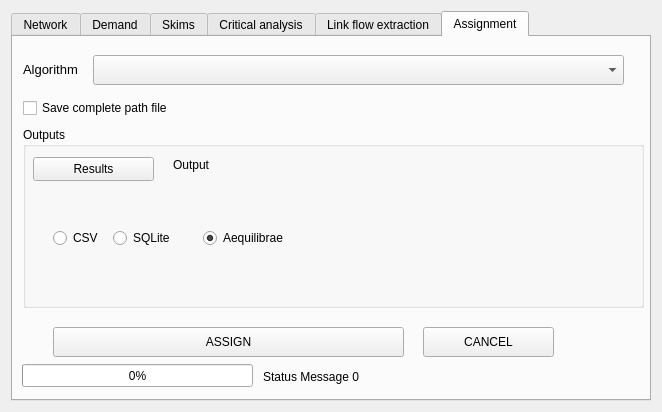
Old version of the form paths_procedures/forms/ui_traffic_assignment.ui in the repository AequilibraE/qaequilibrae.
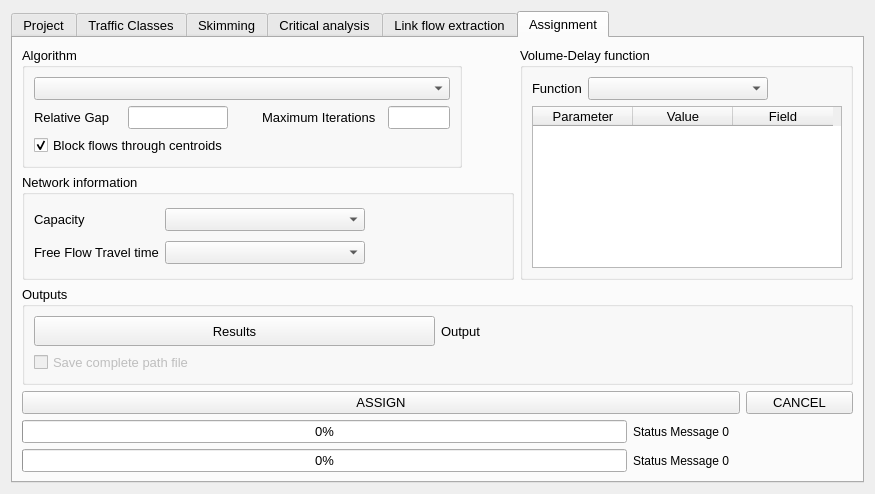
New version of the form. The open tabs and pages were chosen to show the change.

Commit message: Traffic assignment

Diff of the .ui file:
```diff
--- a/paths_procedures/forms/ui_traffic_assignment.ui
+++ b/paths_procedures/forms/ui_traffic_assignment.ui
@@ -9,22 +9,36 @@
    <rect>
     <x>0</x>
     <y>0</y>
-    <width>662</width>
-    <height>412</height>
+    <width>875</width>
+    <height>494</height>
    </rect>
   </property>
+  <property name="minimumSize">
+   <size>
+    <width>875</width>
+    <height>0</height>
+   </size>
+  </property>
+  <property name="font">
+   <font>
+    <pointsize>10</pointsize>
+   </font>
+  </property>
   <property name="windowTitle">
    <string>AequilibraE - Traffic Assignment toolbox</string>
   </property>
   <property name="modal">
    <bool>true</bool>
   </property>
-  <layout class="QGridLayout" name="gridLayout">
-   <item row="0" column="0">
+  <layout class="QVBoxLayout" name="verticalLayout">
+   <item>
     <widget class="QTabWidget" name="tabWidget">
+     <property name="enabled">
+      <bool>true</bool>
+     </property>
      <property name="font">
       <font>
-       <pointsize>9</pointsize>
+       <pointsize>10</pointsize>
       </font>
      </property>
      <property name="currentIndex">
@@ -32,67 +46,11 @@
      </property>
      <widget class="QWidget" name="tab_2">
       <attribute name="title">
-       <string>Network</string>
+       <string>Project</string>
       </attribute>
       <layout class="QGridLayout" name="gridLayout_3">
-       <item row="0" column="0" colspan="2">
-        <widget class="QFrame" name="frame">
-         <property name="frameShape">
-          <enum>QFrame::StyledPanel</enum>
-         </property>
-         <property name="frameShadow">
-          <enum>QFrame::Raised</enum>
-         </property>
-         <layout class="QGridLayout" name="gridLayout_2">
-          <item row="0" column="1">
-           <widget class="QLabel" name="lbl_graphfile">
-            <property name="font">
-             <font>
-              <pointsize>10</pointsize>
-             </font>
-            </property>
-            <property name="text">
-             <string>Load graph *.aeg</string>
-            </property>
-            <property name="alignment">
-             <set>Qt::AlignLeading|Qt::AlignLeft|Qt::AlignVCenter</set>
-            </property>
-            <property name="wordWrap">
-             <bool>true</bool>
-            </property>
-           </widget>
-          </item>
-          <item row="0" column="0">
-           <widget class="QPushButton" name="load_graph_from_file">
-            <property name="maximumSize">
-             <size>
-              <width>100</width>
-              <height>16777215</height>
-             </size>
-            </property>
-            <property name="text">
-             <string>Load Graph</string>
-            </property>
-           </widget>
-          </item>
-         </layout>
-        </widget>
-       </item>
-       <item row="1" column="0">
-        <spacer name="verticalSpacer">
-         <property name="orientation">
-          <enum>Qt::Vertical</enum>
-         </property>
-         <property name="sizeHint" stdset="0">
-          <size>
-           <width>20</width>
-           <height>108</height>
-          </size>
-         </property>
-        </spacer>
-       </item>
-       <item row="1" column="1" rowspan="4">
-        <widget class="QTableWidget" name="graph_properties_table">
+       <item row="0" column="0" rowspan="2">
+        <widget class="QTableWidget" name="tbl_project_properties">
          <column>
           <property name="text">
            <string>Property</string>
@@ -142,9 +100,9 @@
      </widget>
      <widget class="QWidget" name="widget">
       <attribute name="title">
-       <string>Demand</string>
+       <string>Traffic Classes</string>
       </attribute>
-      <layout class="QGridLayout" name="gridLayout_4">
+      <layout class="QGridLayout" name="gridLayout_10">
        <item row="0" column="0">
         <widget class="QPushButton" name="but_load_new_matrix">
          <property name="font">
@@ -245,9 +203,9 @@
      </widget>
      <widget class="QWidget" name="tab_4">
       <attribute name="title">
-       <string>Skims</string>
+       <string>Skimming</string>
       </attribute>
-      <layout class="QGridLayout" name="gridLayout_5">
+      <layout class="QGridLayout" name="gridLayout_8">
        <item row="0" column="0">
         <widget class="QLabel" name="lblnodematch_12">
          <property name="font">
@@ -257,9 +215,81 @@
            <bold>true</bold>
           </font>
          </property>
-         <property name="text">
-          <string>Skims to compute</string>
-         </property>
+         <layout class="QGridLayout" name="gridLayout">
+          <item row="0" column="2">
+           <spacer name="horizontalSpacer">
+            <property name="orientation">
+             <enum>Qt::Horizontal</enum>
+            </property>
+            <property name="sizeHint" stdset="0">
+             <size>
+              <width>40</width>
+              <height>20</height>
+             </size>
+            </property>
+           </spacer>
+          </item>
+          <item row="0" column="3">
+           <widget class="QLabel" name="label_9">
+            <property name="text">
+             <string>Mode</string>
+            </property>
+           </widget>
+          </item>
+          <item row="0" column="1">
+           <widget class="QComboBox" name="cob_skims_available">
+            <property name="minimumSize">
+             <size>
+              <width>250</width>
+              <height>0</height>
+             </size>
+            </property>
+           </widget>
+          </item>
+          <item row="0" column="4">
+           <widget class="QComboBox" name="cob_skim_mode">
+            <property name="minimumSize">
+             <size>
+              <width>230</width>
+              <height>0</height>
+             </size>
+            </property>
+           </widget>
+          </item>
+          <item row="0" column="0">
+           <widget class="QLabel" name="label_7">
+            <property name="text">
+             <string>Field to skim</string>
+            </property>
+           </widget>
+          </item>
+          <item row="0" column="6">
+           <widget class="QPushButton" name="but_add_skim">
+            <property name="minimumSize">
+             <size>
+              <width>100</width>
+              <height>0</height>
+             </size>
+            </property>
+            <property name="text">
+             <string>Add skim</string>
+            </property>
+           </widget>
+          </item>
+          <item row="0" column="5">
+           <spacer name="horizontalSpacer_2">
+            <property name="orientation">
+             <enum>Qt::Horizontal</enum>
+            </property>
+            <property name="sizeHint" stdset="0">
+             <size>
+              <width>40</width>
+              <height>20</height>
+             </size>
+            </property>
+           </spacer>
+          </item>
+         </layout>
         </widget>
        </item>
        <item row="1" column="0">
@@ -474,248 +504,448 @@
       <attribute name="title">
        <string>Assignment</string>
       </attribute>
-      <widget class="QPushButton" name="do_assignment">
-       <property name="geometry">
-        <rect>
-         <x>40</x>
-         <y>290</y>
-         <width>351</width>
-         <height>30</height>
-        </rect>
-       </property>
-       <property name="text">
-        <string>ASSIGN</string>
-       </property>
-      </widget>
-      <widget class="QPushButton" name="cancel_all">
-       <property name="geometry">
-        <rect>
-         <x>410</x>
-         <y>290</y>
-         <width>131</width>
-         <height>30</height>
-        </rect>
-       </property>
-       <property name="text">
-        <string>CANCEL</string>
-       </property>
-      </widget>
-      <widget class="QComboBox" name="cb_choose_algorithm">
-       <property name="geometry">
-        <rect>
-         <x>80</x>
-         <y>18</y>
-         <width>531</width>
-         <height>30</height>
-        </rect>
-       </property>
-       <property name="maxVisibleItems">
-        <number>10</number>
-       </property>
-      </widget>
-      <widget class="QLabel" name="lblnodematch_13">
-       <property name="geometry">
-        <rect>
-         <x>10</x>
-         <y>24</y>
-         <width>121</width>
-         <height>16</height>
-        </rect>
-       </property>
-       <property name="font">
-        <font>
-         <pointsize>10</pointsize>
-        </font>
-       </property>
-       <property name="text">
-        <string>Algorithm</string>
-       </property>
-      </widget>
-      <widget class="QLabel" name="progress_label0">
-       <property name="geometry">
-        <rect>
-         <x>250</x>
-         <y>329</y>
-         <width>301</width>
-         <height>21</height>
-        </rect>
-       </property>
-       <property name="font">
-        <font>
-         <pointsize>9</pointsize>
-        </font>
-       </property>
-       <property name="text">
-        <string>Status Message 0</string>
-       </property>
-      </widget>
-      <widget class="QProgressBar" name="progressbar0">
-       <property name="enabled">
-        <bool>true</bool>
-       </property>
-       <property name="geometry">
-        <rect>
-         <x>9</x>
-         <y>327</y>
-         <width>231</width>
-         <height>23</height>
-        </rect>
-       </property>
-       <property name="palette">
-        <palette>
-         <active>
-          <colorrole role="Highlight">
-           <brush brushstyle="SolidPattern">
-            <color alpha="255">
-             <red>0</red>
-             <green>170</green>
-             <blue>0</blue>
-            </color>
-           </brush>
-          </colorrole>
-         </active>
-         <inactive>
-          <colorrole role="Highlight">
-           <brush brushstyle="SolidPattern">
-            <color alpha="255">
-             <red>240</red>
-             <green>240</green>
-             <blue>240</blue>
-            </color>
-           </brush>
-          </colorrole>
-         </inactive>
-         <disabled>
-          <colorrole role="Highlight">
-           <brush brushstyle="SolidPattern">
-            <color alpha="255">
-             <red>51</red>
-             <green>153</green>
-             <blue>255</blue>
-            </color>
-           </brush>
-          </colorrole>
-         </disabled>
-        </palette>
-       </property>
-       <property name="value">
-        <number>0</number>
-       </property>
-       <property name="textVisible">
-        <bool>true</bool>
-       </property>
-      </widget>
-      <widget class="QCheckBox" name="do_path_file">
-       <property name="geometry">
-        <rect>
-         <x>10</x>
-         <y>60</y>
-         <width>171</width>
-         <height>22</height>
-        </rect>
-       </property>
-       <property name="text">
-        <string>Save complete path file</string>
-       </property>
-      </widget>
-      <widget class="QGroupBox" name="groupBox">
-       <property name="geometry">
-        <rect>
-         <x>10</x>
-         <y>90</y>
-         <width>621</width>
-         <height>181</height>
-        </rect>
-       </property>
-       <property name="acceptDrops">
-        <bool>false</bool>
-       </property>
-       <property name="autoFillBackground">
-        <bool>false</bool>
-       </property>
-       <property name="title">
-        <string>Outputs</string>
-       </property>
-       <widget class="QLabel" name="lbl_output">
-        <property name="geometry">
-         <rect>
-          <x>150</x>
-          <y>31</y>
-          <width>451</width>
-          <height>51</height>
-         </rect>
-        </property>
-        <property name="font">
-         <font>
-          <pointsize>9</pointsize>
-         </font>
-        </property>
-        <property name="text">
-         <string>Output</string>
-        </property>
-        <property name="alignment">
-         <set>Qt::AlignLeading|Qt::AlignLeft|Qt::AlignTop</set>
-        </property>
-        <property name="wordWrap">
-         <bool>true</bool>
-        </property>
-       </widget>
-       <widget class="QPushButton" name="select_output_folder">
-        <property name="geometry">
-         <rect>
-          <x>10</x>
-          <y>30</y>
-          <width>121</width>
-          <height>24</height>
-         </rect>
-        </property>
-        <property name="text">
-         <string>Results</string>
-        </property>
-       </widget>
-       <widget class="QRadioButton" name="do_output_to_csv">
-        <property name="geometry">
-         <rect>
-          <x>30</x>
-          <y>100</y>
-          <width>61</width>
-          <height>22</height>
-         </rect>
-        </property>
-        <property name="text">
-         <string>CSV</string>
-        </property>
-       </widget>
-       <widget class="QRadioButton" name="do_output_to_sqlite">
-        <property name="geometry">
-         <rect>
-          <x>90</x>
-          <y>100</y>
-          <width>71</width>
-          <height>22</height>
-         </rect>
-        </property>
-        <property name="text">
-         <string>SQLite</string>
-        </property>
-       </widget>
-       <widget class="QRadioButton" name="do_output_to_aequilibrae">
-        <property name="geometry">
-         <rect>
-          <x>180</x>
-          <y>100</y>
-          <width>101</width>
-          <height>22</height>
-         </rect>
-        </property>
-        <property name="text">
-         <string>Aequilibrae</string>
-        </property>
-        <property name="checked">
-         <bool>true</bool>
-        </property>
-       </widget>
-      </widget>
+      <layout class="QGridLayout" name="gridLayout_2">
+       <item row="4" column="2" colspan="2">
+        <widget class="QLabel" name="progress_label0">
+         <property name="font">
+          <font>
+           <pointsize>9</pointsize>
+          </font>
+         </property>
+         <property name="text">
+          <string>Status Message 0</string>
+         </property>
+        </widget>
+       </item>
+       <item row="3" column="0" colspan="3">
+        <widget class="QPushButton" name="do_assignment">
+         <property name="text">
+          <string>ASSIGN</string>
+         </property>
+        </widget>
+       </item>
+       <item row="4" column="0" colspan="2">
+        <widget class="QProgressBar" name="progressbar0">
+         <property name="enabled">
+          <bool>true</bool>
+         </property>
+         <property name="palette">
+          <palette>
+           <active>
+            <colorrole role="Highlight">
+             <brush brushstyle="SolidPattern">
+              <color alpha="255">
+               <red>0</red>
+               <green>170</green>
+               <blue>0</blue>
+              </color>
+             </brush>
+            </colorrole>
+           </active>
+           <inactive>
+            <colorrole role="Highlight">
+             <brush brushstyle="SolidPattern">
+              <color alpha="255">
+               <red>240</red>
+               <green>240</green>
+               <blue>240</blue>
+              </color>
+             </brush>
+            </colorrole>
+           </inactive>
+           <disabled>
+            <colorrole role="Highlight">
+             <brush brushstyle="SolidPattern">
+              <color alpha="255">
+               <red>51</red>
+               <green>153</green>
+               <blue>255</blue>
+              </color>
+             </brush>
+            </colorrole>
+           </disabled>
+          </palette>
+         </property>
+         <property name="value">
+          <number>0</number>
+         </property>
+         <property name="textVisible">
+          <bool>true</bool>
+         </property>
+        </widget>
+       </item>
+       <item row="3" column="3">
+        <widget class="QPushButton" name="cancel_all">
+         <property name="text">
+          <string>CANCEL</string>
+         </property>
+        </widget>
+       </item>
+       <item row="5" column="0" colspan="2">
+        <widget class="QProgressBar" name="progressbar1">
+         <property name="enabled">
+          <bool>true</bool>
+         </property>
+         <property name="palette">
+          <palette>
+           <active>
+            <colorrole role="Highlight">
+             <brush brushstyle="SolidPattern">
+              <color alpha="255">
+               <red>0</red>
+               <green>170</green>
+               <blue>0</blue>
+              </color>
+             </brush>
+            </colorrole>
+           </active>
+           <inactive>
+            <colorrole role="Highlight">
+             <brush brushstyle="SolidPattern">
+              <color alpha="255">
+               <red>240</red>
+               <green>240</green>
+               <blue>240</blue>
+              </color>
+             </brush>
+            </colorrole>
+           </inactive>
+           <disabled>
+            <colorrole role="Highlight">
+             <brush brushstyle="SolidPattern">
+              <color alpha="255">
+               <red>51</red>
+               <green>153</green>
+               <blue>255</blue>
+              </color>
+             </brush>
+            </colorrole>
+           </disabled>
+          </palette>
+         </property>
+         <property name="value">
+          <number>0</number>
+         </property>
+         <property name="textVisible">
+          <bool>true</bool>
+         </property>
+        </widget>
+       </item>
+       <item row="5" column="2" colspan="2">
+        <widget class="QLabel" name="progress_label1">
+         <property name="font">
+          <font>
+           <pointsize>9</pointsize>
+          </font>
+         </property>
+         <property name="text">
+          <string>Status Message 0</string>
+         </property>
+        </widget>
+       </item>
+       <item row="0" column="0">
+        <widget class="QGroupBox" name="groupBox_3">
+         <property name="minimumSize">
+          <size>
+           <width>270</width>
+           <height>0</height>
+          </size>
+         </property>
+         <property name="maximumSize">
+          <size>
+           <width>440</width>
+           <height>16777215</height>
+          </size>
+         </property>
+         <property name="title">
+          <string>Algorithm</string>
+         </property>
+         <layout class="QGridLayout" name="gridLayout_4">
+          <item row="2" column="0">
+           <widget class="QLabel" name="label_10">
+            <property name="text">
+             <string>Relative Gap</string>
+            </property>
+           </widget>
+          </item>
+          <item row="2" column="2">
+           <spacer name="horizontalSpacer_5">
+            <property name="orientation">
+             <enum>Qt::Horizontal</enum>
+            </property>
+            <property name="sizeHint" stdset="0">
+             <size>
+              <width>40</width>
+              <height>20</height>
+             </size>
+            </property>
+           </spacer>
+          </item>
+          <item row="2" column="3">
+           <widget class="QLabel" name="label_11">
+            <property name="text">
+             <string>Maximum Iterations</string>
+            </property>
+           </widget>
+          </item>
+          <item row="0" column="0" colspan="6">
+           <widget class="QComboBox" name="cb_choose_algorithm">
+            <property name="minimumSize">
+             <size>
+              <width>240</width>
+              <height>0</height>
+             </size>
+            </property>
+            <property name="maxVisibleItems">
+             <number>10</number>
+            </property>
+           </widget>
+          </item>
+          <item row="2" column="5">
+           <widget class="QLineEdit" name="max_iter">
+            <property name="maximumSize">
+             <size>
+              <width>80</width>
+              <height>16777215</height>
+             </size>
+            </property>
+           </widget>
+          </item>
+          <item row="2" column="1">
+           <widget class="QLineEdit" name="rel_gap">
+            <property name="maximumSize">
+             <size>
+              <width>100</width>
+              <height>16777215</height>
+             </size>
+            </property>
+           </widget>
+          </item>
+          <item row="3" column="0" colspan="2">
+           <widget class="QCheckBox" name="chb_check_centroids">
+            <property name="text">
+             <string>Block flows through centroids</string>
+            </property>
+            <property name="checked">
+             <bool>true</bool>
+            </property>
+           </widget>
+          </item>
+         </layout>
+        </widget>
+       </item>
+       <item row="1" column="0">
+        <widget class="QGroupBox" name="groupBox_2">
+         <property name="minimumSize">
+          <size>
+           <width>270</width>
+           <height>0</height>
+          </size>
+         </property>
+         <property name="title">
+          <string>Network information</string>
+         </property>
+         <layout class="QGridLayout" name="gridLayout_12">
+          <item row="1" column="0">
+           <widget class="QLabel" name="label_5">
+            <property name="font">
+             <font>
+              <pointsize>10</pointsize>
+             </font>
+            </property>
+            <property name="text">
+             <string>Free Flow Travel time</string>
+            </property>
+           </widget>
+          </item>
+          <item row="0" column="0">
+           <widget class="QLabel" name="label_4">
+            <property name="font">
+             <font>
+              <pointsize>10</pointsize>
+             </font>
+            </property>
+            <property name="text">
+             <string>Capacity</string>
+            </property>
+           </widget>
+          </item>
+          <item row="1" column="1">
+           <widget class="QComboBox" name="cob_ffttime">
+            <property name="font">
+             <font>
+              <pointsize>10</pointsize>
+             </font>
+            </property>
+           </widget>
+          </item>
+          <item row="0" column="1">
+           <widget class="QComboBox" name="cob_capacity">
+            <property name="minimumSize">
+             <size>
+              <width>200</width>
+              <height>0</height>
+             </size>
+            </property>
+            <property name="font">
+             <font>
+              <pointsize>10</pointsize>
+             </font>
+            </property>
+           </widget>
+          </item>
+          <item row="0" column="2">
+           <spacer name="horizontalSpacer_6">
+            <property name="orientation">
+             <enum>Qt::Horizontal</enum>
+            </property>
+            <property name="sizeHint" stdset="0">
+             <size>
+              <width>40</width>
+              <height>20</height>
+             </size>
+            </property>
+           </spacer>
+          </item>
+         </layout>
+        </widget>
+       </item>
+       <item row="2" column="0" colspan="4">
+        <widget class="QGroupBox" name="groupBox">
+         <property name="minimumSize">
+          <size>
+           <width>600</width>
+           <height>0</height>
+          </size>
+         </property>
+         <property name="acceptDrops">
+          <bool>false</bool>
+         </property>
+         <property name="autoFillBackground">
+          <bool>false</bool>
+         </property>
+         <property name="title">
+          <string>Outputs</string>
+         </property>
+         <layout class="QGridLayout" name="gridLayout_11">
+          <item row="0" column="2" colspan="2">
+           <widget class="QLabel" name="lbl_output">
+            <property name="font">
+             <font>
+              <pointsize>10</pointsize>
+             </font>
+            </property>
+            <property name="text">
+             <string>Output</string>
+            </property>
+            <property name="alignment">
+             <set>Qt::AlignLeading|Qt::AlignLeft|Qt::AlignVCenter</set>
+            </property>
+            <property name="wordWrap">
+             <bool>true</bool>
+            </property>
+           </widget>
+          </item>
+          <item row="0" column="0" colspan="2">
+           <widget class="QPushButton" name="select_output_folder">
+            <property name="minimumSize">
+             <size>
+              <width>0</width>
+              <height>30</height>
+             </size>
+            </property>
+            <property name="text">
+             <string>Results</string>
+            </property>
+           </widget>
+          </item>
+          <item row="1" column="0">
+           <widget class="QCheckBox" name="do_path_file">
+            <property name="enabled">
+             <bool>false</bool>
+            </property>
+            <property name="text">
+             <string>Save complete path file</string>
+            </property>
+           </widget>
+          </item>
+         </layout>
+        </widget>
+       </item>
+       <item row="0" column="1" rowspan="2" colspan="3">
+        <widget class="QGroupBox" name="vdf_box">
+         <property name="minimumSize">
+          <size>
+           <width>330</width>
+           <height>0</height>
+          </size>
+         </property>
+         <property name="title">
+          <string>Volume-Delay function</string>
+         </property>
+         <layout class="QGridLayout" name="gridLayout_5">
+          <item row="0" column="0">
+           <widget class="QLabel" name="label_6">
+            <property name="text">
+             <string>Function</string>
+            </property>
+           </widget>
+          </item>
+          <item row="0" column="1">
+           <widget class="QComboBox" name="cob_vdf">
+            <property name="minimumSize">
+             <size>
+              <width>180</width>
+              <height>0</height>
+             </size>
+            </property>
+           </widget>
+          </item>
+          <item row="0" column="2">
+           <spacer name="horizontalSpacer_3">
+            <property name="orientation">
+             <enum>Qt::Horizontal</enum>
+            </property>
+            <property name="sizeType">
+             <enum>QSizePolicy::Maximum</enum>
+            </property>
+            <property name="sizeHint" stdset="0">
+             <size>
+              <width>72</width>
+              <height>20</height>
+             </size>
+            </property>
+           </spacer>
+          </item>
+          <item row="1" column="0" colspan="3">
+           <widget class="QTableWidget" name="tbl_vdf_parameters">
+            <property name="minimumSize">
+             <size>
+              <width>310</width>
+              <height>140</height>
+             </size>
+            </property>
+            <column>
+             <property name="text">
+              <string>Parameter</string>
+             </property>
+            </column>
+            <column>
+             <property name="text">
+              <string>Value</string>
+             </property>
+            </column>
+            <column>
+             <property name="text">
+              <string>Field</string>
+             </property>
+            </column>
+           </widget>
+          </item>
+         </layout>
+        </widget>
+       </item>
+      </layout>
      </widget>
     </widget>
    </item>
```
Left out of the diff: 275 changed lines with no effect on the pictures. The commit also changes 6 other files.
